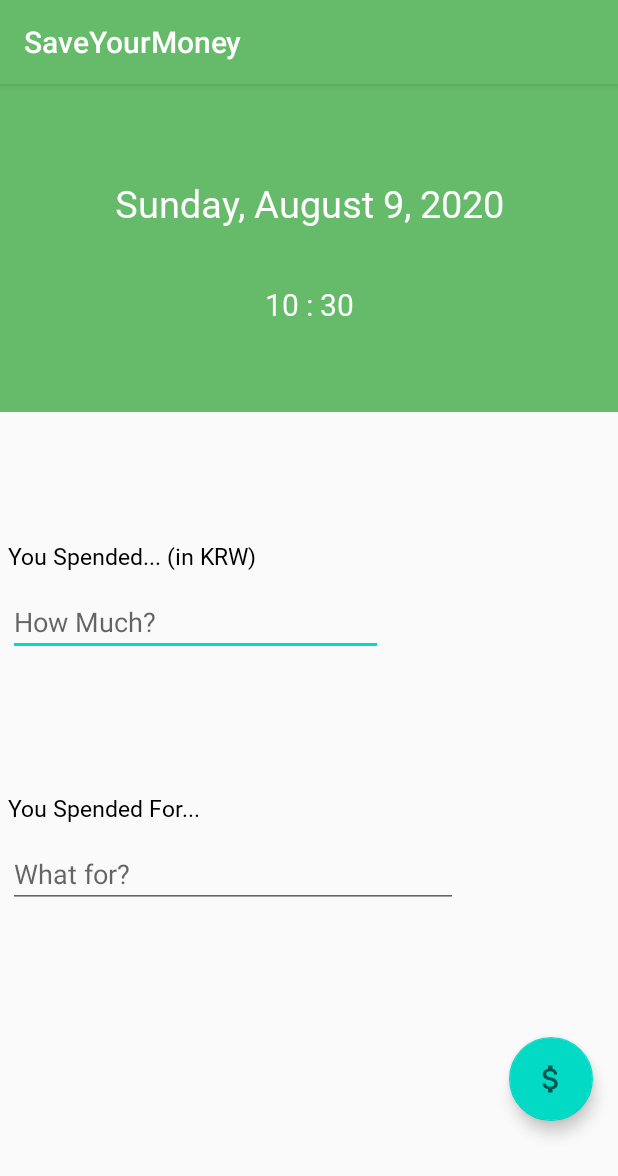
After one commit to KyumKyum/SaveYourMoney, an Android app: the RecordActivity screen opened directly, with no data from a screen before it, on a phone screen of 412 x 824 dp. The commit adds this screen. Shown: the top 1176 px of the screen. Run offline under Robolectric (Android 15) with nearby library versions, the phone set to English and light mode, and no system bars.

Commit message:
Record Activity + Objective Avticity

```diff
--- a/app/src/main/AndroidManifest.xml
+++ b/app/src/main/AndroidManifest.xml
@@ -9,7 +9,9 @@
         android:roundIcon="@mipmap/ic_launcher_round"
         android:supportsRtl="true"
         android:theme="@style/AppTheme">
-        <activity android:name=".DocActivity"></activity>
+        <activity android:name=".ObjectiveActivity"></activity>
+        <activity android:name=".RecordActivity" />
+        <activity android:name=".DocActivity" />
         <activity android:name=".LoginActivity" />
         <activity android:name=".MainActivity" />
         <activity android:name=".SplashScreenActivity">
--- /dev/null
+++ b/app/src/main/java/com/example/saveyourmoney/RecordActivity.java
@@ -0,0 +1,49 @@
+package com.example.saveyourmoney;
+
+import android.os.Bundle;
+import android.view.View;
+import android.widget.TextView;
+
+import androidx.appcompat.app.AppCompatActivity;
+
+import com.google.android.material.floatingactionbutton.FloatingActionButton;
+
+import java.text.DateFormat;
+import java.util.Calendar;
+
+public class RecordActivity extends AppCompatActivity {
+
+    TextView curDate;
+    TextView curTime;
+
+    FloatingActionButton fabUpload;
+
+    @Override
+    protected void onCreate(Bundle savedInstanceState) {
+        super.onCreate(savedInstanceState);
+        setContentView(R.layout.activity_record);
+
+        curDate = findViewById(R.id.tv_cur_date);
+        curTime = findViewById(R.id.tv_cur_time);
+        fabUpload = findViewById(R.id.fb_upload);
+        fabUpload.setOnClickListener(new View.OnClickListener() {
+            @Override
+            public void onClick(View v) {
+                finish();
+            }
+        });
+
+        setCurDateAndTime();
+    }
+
+    private void setCurDateAndTime(){
+        Calendar calendar = Calendar.getInstance();
+        String curDateInString = DateFormat.getDateInstance(DateFormat.FULL).format(calendar.getTime());
+        curDate.setText(curDateInString);
+
+        String hour = Integer.toString(calendar.get(Calendar.HOUR_OF_DAY));
+        String minute = Integer.toString(calendar.get(Calendar.MINUTE));
+        curTime.setText(new StringBuilder().append(hour).append(" : ").append(minute).toString());
+    }
+
+}
--- /dev/null
+++ b/app/src/main/res/drawable/ic_baseline_attach_money_24.xml
@@ -0,0 +1,10 @@
+<vector xmlns:android="http://schemas.android.com/apk/res/android"
+    android:width="24dp"
+    android:height="24dp"
+    android:viewportWidth="24"
+    android:viewportHeight="24"
+    android:tint="?attr/colorControlNormal">
+  <path
+      android:fillColor="@android:color/white"
+      android:pathData="M11.8,10.9c-2.27,-0.59 -3,-1.2 -3,-2.15 0,-1.09 1.01,-1.85 2.7,-1.85 1.78,0 2.44,0.85 2.5,2.1h2.21c-0.07,-1.72 -1.12,-3.3 -3.21,-3.81V3h-3v2.16c-1.94,0.42 -3.5,1.68 -3.5,3.61 0,2.31 1.91,3.46 4.7,4.13 2.5,0.6 3,1.48 3,2.41 0,0.69 -0.49,1.79 -2.7,1.79 -2.06,0 -2.87,-0.92 -2.98,-2.1h-2.2c0.12,2.19 1.76,3.42 3.68,3.83V21h3v-2.15c1.95,-0.37 3.5,-1.5 3.5,-3.55 0,-2.84 -2.43,-3.81 -4.7,-4.4z"/>
+</vector>
--- /dev/null
+++ b/app/src/main/res/layout/activity_record.xml
@@ -0,0 +1,151 @@
+<?xml version="1.0" encoding="utf-8"?>
+<androidx.constraintlayout.widget.ConstraintLayout xmlns:android="http://schemas.android.com/apk/res/android"
+    xmlns:tools="http://schemas.android.com/tools"
+    android:layout_width="match_parent"
+    android:layout_height="match_parent"
+    xmlns:app="http://schemas.android.com/apk/res-auto"
+    tools:context=".RecordActivity">
+
+    <View
+        android:id="@+id/view"
+        android:layout_width="0dp"
+        android:layout_height="0dp"
+        android:background="@color/colorPrimary"
+        app:layout_constraintBottom_toTopOf="@id/GL_Color_Bottom"
+        app:layout_constraintEnd_toEndOf="parent"
+        app:layout_constraintHorizontal_bias="1.0"
+        app:layout_constraintStart_toStartOf="parent"
+        app:layout_constraintTop_toTopOf="parent"
+        app:layout_constraintVertical_bias="1.0" />
+
+    <TextView
+        android:id="@+id/tv_cur_date"
+        android:layout_width="match_parent"
+        android:layout_height="wrap_content"
+        android:layout_marginTop="60dp"
+        android:fontFamily="@font/cookiefont"
+        android:gravity="center"
+        android:text="Sunday, 9, August 2020"
+        android:textColor="#FFFFFF"
+        android:textSize="25sp"
+        app:layout_constraintBottom_toTopOf="@+id/tv_cur_time"
+        app:layout_constraintEnd_toEndOf="parent"
+        app:layout_constraintHorizontal_bias="0.0"
+        app:layout_constraintStart_toStartOf="parent"
+        app:layout_constraintTop_toTopOf="parent"
+        app:layout_constraintVertical_bias="0.051" />
+
+    <TextView
+        android:id="@+id/tv_cur_time"
+        android:layout_width="match_parent"
+        android:layout_height="wrap_content"
+        android:fontFamily="@font/cookiefont"
+        android:gravity="center"
+        android:text="SA MP:LE"
+        android:textColor="#FFFFFF"
+        android:textSize="20sp"
+        app:layout_constraintBottom_toBottomOf="@+id/view"
+        app:layout_constraintEnd_toEndOf="@+id/view"
+        app:layout_constraintHorizontal_bias="0.0"
+        app:layout_constraintStart_toStartOf="parent"
+        app:layout_constraintTop_toTopOf="parent"
+        app:layout_constraintVertical_bias="0.696" />
+
+    <LinearLayout
+        android:id="@+id/linearLayout"
+        android:layout_width="match_parent"
+        android:layout_height="wrap_content"
+        android:layout_marginTop="80dp"
+        android:orientation="vertical"
+        app:layout_constraintEnd_toEndOf="parent"
+        app:layout_constraintStart_toStartOf="parent"
+        app:layout_constraintTop_toBottomOf="@+id/view">
+
+        <TextView
+            android:layout_width="wrap_content"
+            android:layout_height="wrap_content"
+            android:layout_margin="5dp"
+            android:fontFamily="@font/cookiefont"
+            android:text="You Spended... (in KRW)"
+            android:textColor="#000000"
+            android:textSize="15sp" />
+
+        <EditText
+            android:id="@+id/et_how_much"
+            android:layout_width="250dp"
+            android:layout_height="wrap_content"
+            android:layout_margin="5dp"
+            android:layout_marginTop="8dp"
+            android:hint="How Much?"
+            android:inputType="number"
+            android:textColor="#000000"
+            app:layout_constraintBottom_toTopOf="@+id/et_what_for"
+            app:layout_constraintEnd_toEndOf="parent"
+            app:layout_constraintHorizontal_bias="0.0"
+            app:layout_constraintStart_toStartOf="parent"
+            app:layout_constraintTop_toBottomOf="@+id/GL_Color_Bottom" />
+
+    </LinearLayout>
+
+    <LinearLayout
+        android:id="@+id/linearLayout2"
+        android:layout_width="match_parent"
+        android:layout_height="wrap_content"
+        android:layout_marginTop="80dp"
+        android:orientation="vertical"
+        app:layout_constraintEnd_toEndOf="parent"
+        app:layout_constraintHorizontal_bias="0.0"
+        app:layout_constraintStart_toStartOf="parent"
+        app:layout_constraintTop_toBottomOf="@+id/linearLayout">
+
+        <TextView
+            android:layout_width="wrap_content"
+            android:layout_height="wrap_content"
+            android:layout_margin="5dp"
+            android:fontFamily="@font/cookiefont"
+            android:text="You Spended For..."
+            android:textColor="#000000"
+            android:textSize="15sp" />
+
+        <EditText
+            android:id="@+id/et_what_for"
+            android:layout_width="300dp"
+            android:layout_height="wrap_content"
+            android:layout_margin="5dp"
+            android:layout_marginBottom="100dp"
+            android:hint="What for?"
+            android:textColor="#000000"
+            app:layout_constraintBottom_toTopOf="@+id/GL_View_Bottom"
+            app:layout_constraintEnd_toEndOf="parent"
+            app:layout_constraintHorizontal_bias="0.0"
+            app:layout_constraintStart_toStartOf="parent" />
+
+    </LinearLayout>
+
+    <com.google.android.material.floatingactionbutton.FloatingActionButton
+        android:id="@+id/fb_upload"
+        android:layout_width="wrap_content"
+        android:layout_height="wrap_content"
+        android:src="@drawable/ic_baseline_attach_money_24"
+        app:layout_constraintBottom_toTopOf="@+id/GL_View_Bottom"
+        app:layout_constraintEnd_toEndOf="parent"
+        app:layout_constraintHorizontal_bias="0.954"
+        app:layout_constraintStart_toStartOf="parent"
+        app:layout_constraintTop_toBottomOf="@+id/linearLayout2"
+        app:layout_constraintVertical_bias="1.0" />
+
+    <androidx.constraintlayout.widget.Guideline
+        android:id="@+id/GL_Color_Bottom"
+        android:layout_width="wrap_content"
+        android:layout_height="wrap_content"
+        android:orientation="horizontal"
+        app:layout_constraintGuide_begin="219dp" />
+
+    <androidx.constraintlayout.widget.Guideline
+        android:id="@+id/GL_View_Bottom"
+        android:layout_width="wrap_content"
+        android:layout_height="wrap_content"
+        android:orientation="horizontal"
+        app:layout_constraintGuide_percent="0.9"/>
+
+</androidx.constraintlayout.widget.ConstraintLayout>
```
Also changed, not shown: app/src/main/java/com/example/saveyourmoney/MainActivity.java (+15 -0 lines), app/src/main/java/com/example/saveyourmoney/ObjectiveActivity.java (added, +81 -0 lines), app/src/main/res/layout/activity_objective.xml (added, +132 -0 lines).
